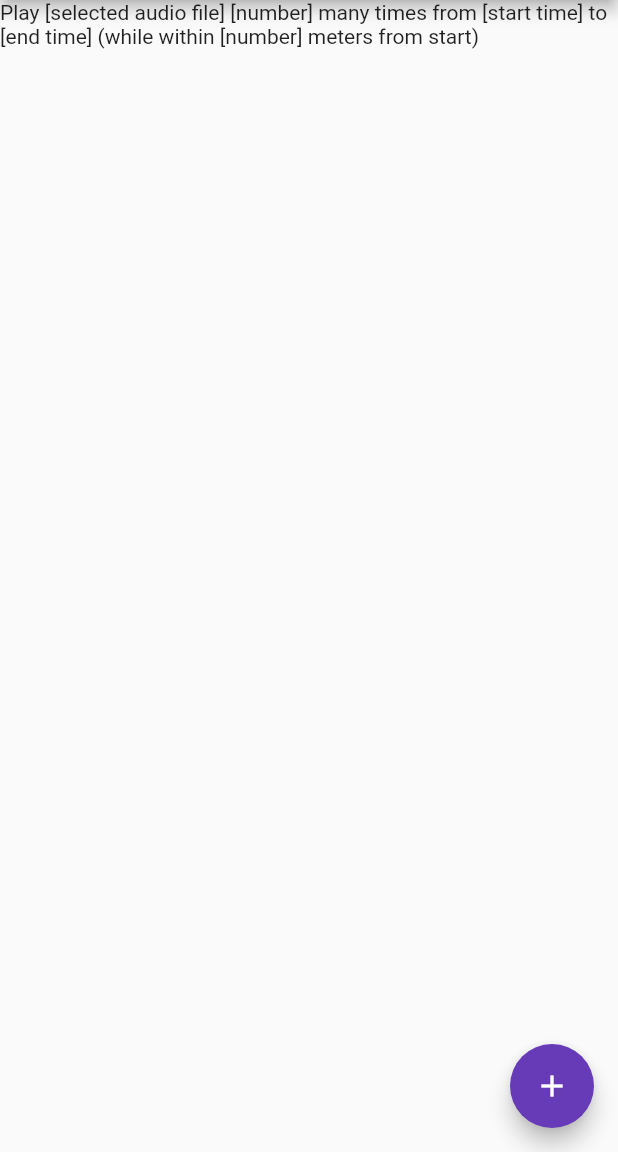
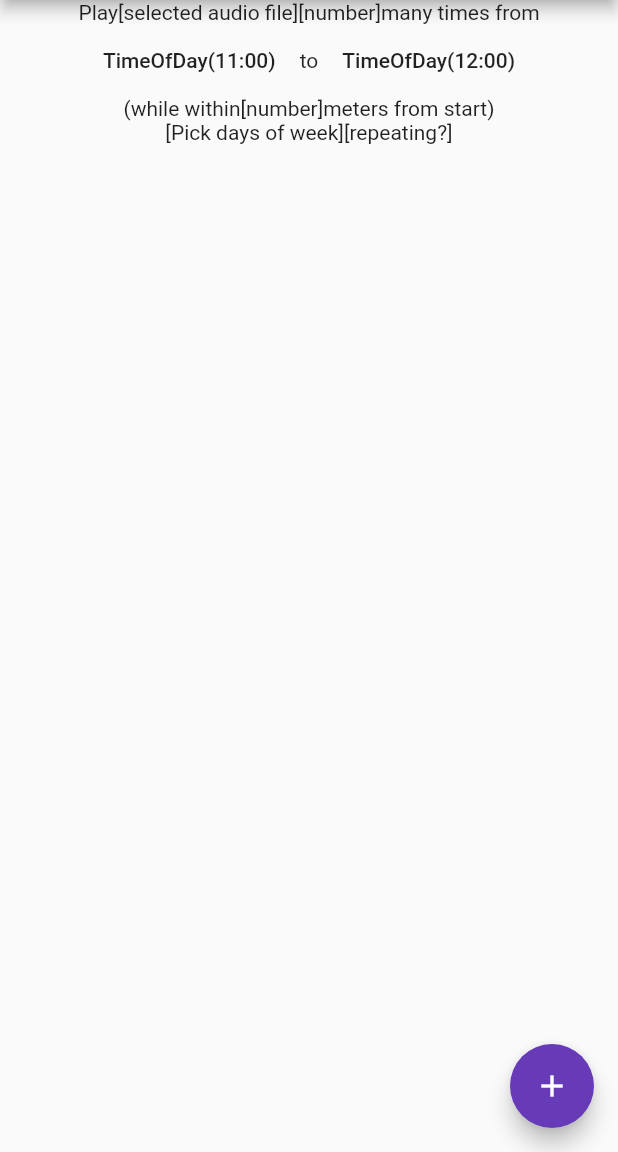
Before and after one commit to scourgemancer/flutter-alarm-ranges, a Flutter app: the screen it shows after launch, after a tap on the "add" icon, on a phone screen of 412 x 824 dp, the part 84-1236 px from its top. Run offline on Flutter 3.47's test engine with Material 2 defaults, Android fonts, the phone set to English and light mode, and no system bars.

Commit message:
Implements the time input functionality

```diff
--- a/alarm_ranges/lib/main.dart
+++ b/alarm_ranges/lib/main.dart
@@ -25,11 +25,11 @@ class MyHomePage extends StatefulWidget {
 }
 
 class _MyHomePageState extends State<MyHomePage> {
-  List<Alarm> _alarms = new List();
+  List<AlarmRange> _alarmRanges = new List();
 
-  void _newAlarm() {
+  void _newAlarmRange() {
     setState(() {
-      _alarms.add(new Alarm());
+      _alarmRanges.add(new AlarmRange());
     });
   }
 
@@ -41,11 +41,11 @@ class _MyHomePageState extends State<MyHomePage> {
       ),
       body: new Center(
         child: ListView.builder(
-            itemCount: _alarms.length,
-            itemBuilder: (BuildContext ctxt, int index) => _alarms[index]),
+            itemCount: _alarmRanges.length,
+            itemBuilder: (BuildContext ctxt, int index) => _alarmRanges[index]),
       ),
       floatingActionButton: new FloatingActionButton(
-        onPressed: _newAlarm,
+        onPressed: _newAlarmRange,
         tooltip: 'Create new alarm',
         child: new Icon(Icons.add),
       ),
@@ -53,17 +53,71 @@ class _MyHomePageState extends State<MyHomePage> {
   }
 }
 
-class Alarm extends StatefulWidget {
-  Alarm({Key key}) : super(key: key);
+class AlarmRange extends StatefulWidget {
+  AlarmRange({Key key}) : super(key: key);
 
   @override
-  _AlarmState createState() => new _AlarmState();
+  _AlarmRangeState createState() => new _AlarmRangeState();
 }
 
-class _AlarmState extends State<Alarm> {
+class _AlarmRangeState extends State<AlarmRange> {
+  int numAlarms = 0;
+  // The startTime is initialized as the next whole hour
+  TimeOfDay startTime = TimeOfDay.now().replacing(
+      hour: (TimeOfDay.now().hour + 1)%23, minute: 0);
+  // The endTime is initialized as the hour after the next whole hour
+  TimeOfDay endTime = TimeOfDay.now().replacing(
+      hour: (TimeOfDay.now().hour + 2)%23, minute: 0);
+
   @override
-  Widget build(BuildContext context) {
-    return new Text("Play [selected audio file] [number] many times from " +
-        "[start time] to [end time] (while within [number] meters from start)");
+  Widget build(BuildContext context) {// unused but for example
+    return new Column(
+      children: <Widget>[
+        Row(
+          mainAxisAlignment: MainAxisAlignment.center,
+          children: <Widget>[
+            Text("Play"),
+            Text("[selected audio file]"),
+            Text("[number]"),
+            Text("many times from"),
+          ],
+        ),
+        Row(
+          mainAxisAlignment: MainAxisAlignment.center,
+          children: <Widget>[
+            FlatButton(
+              onPressed: () => showTimePicker(
+                  context: context,
+                  initialTime: startTime)
+                  .then((TimeOfDay time) => setState(() => startTime = time)),
+              child: new Text(startTime.toString()),
+            ),
+            Text("to"),
+            FlatButton(
+              onPressed: () => showTimePicker(
+                  context: context,
+                  initialTime: endTime)
+                  .then((TimeOfDay time) => setState(() => endTime = time)),
+              child: new Text(endTime.toString()),
+            ),
+          ],
+        ),
+        Row(
+          mainAxisAlignment: MainAxisAlignment.center,
+          children: <Widget>[
+            Text("(while within"),
+            Text("[number]"),
+            Text("meters from start)"),
+          ],
+        ),
+        Row(
+          mainAxisAlignment: MainAxisAlignment.center,
+          children: <Widget>[
+            Text("[Pick days of week]"),
+            Text("[repeating?]"),
+          ],
+        ),
+      ],
+    );
   }
 }
```
Also changed, not shown: 1 other file.
